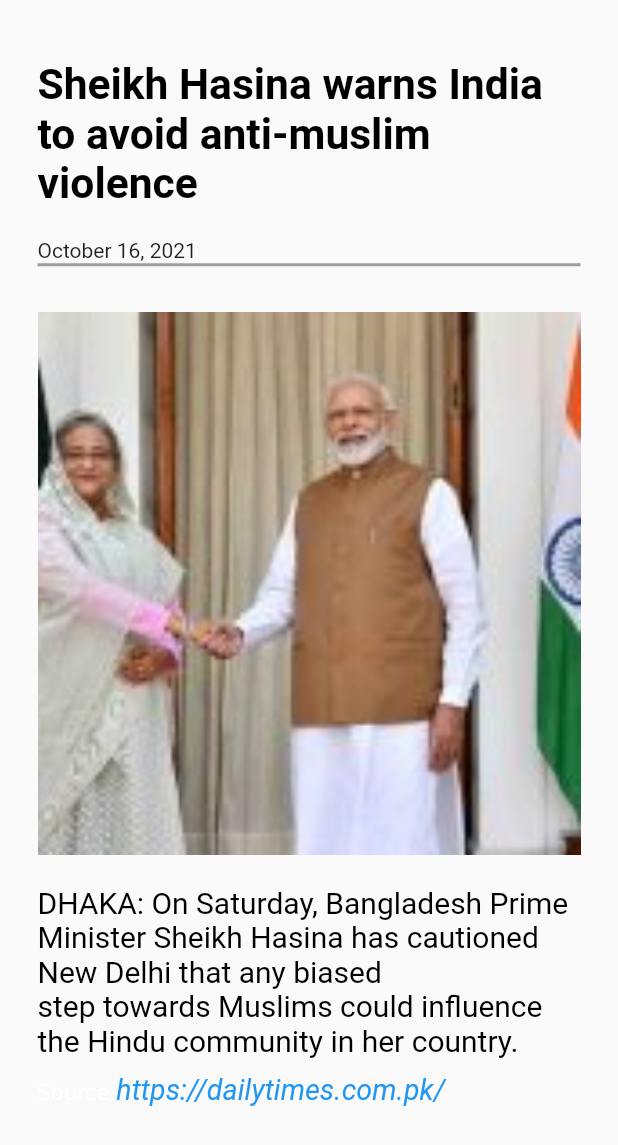
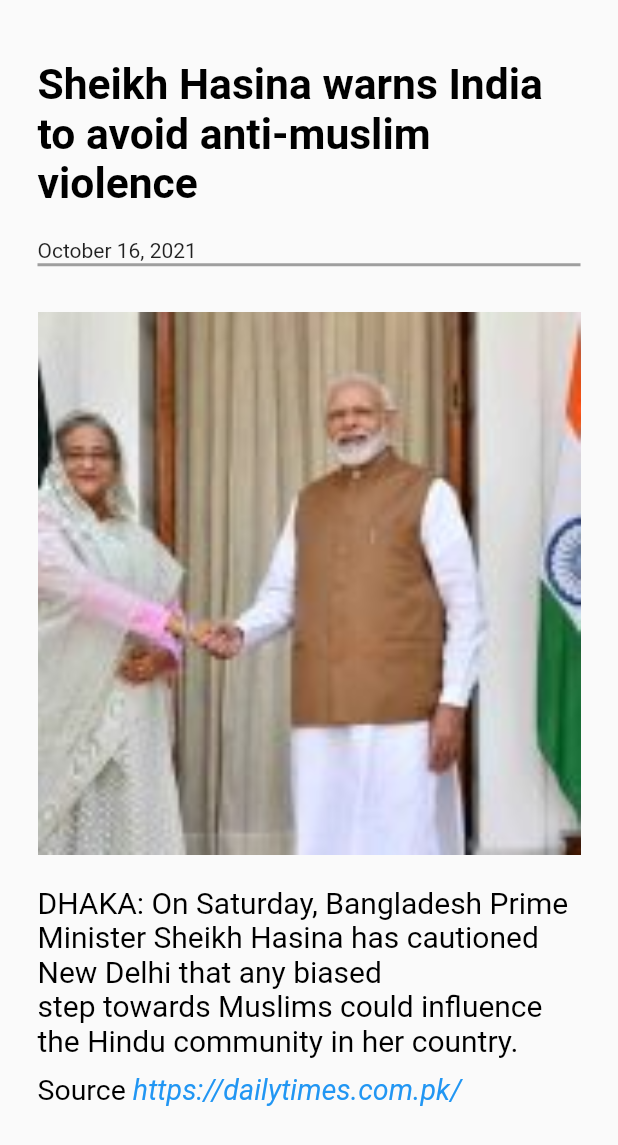
Before and after one commit to AbdulSattarSuleman/Flutter-News-App, a Flutter app: the PostTwo screen opened directly, on a phone screen of 412 x 824 dp. Shown: the top 1145 px of the screen. Run offline on Flutter 3.47's test engine with Material 2 defaults, Android fonts, the phone set to English and light mode, and no system bars; our stand-ins replace carousel_slider.

```diff
--- a/lib/Aritlces_pages/post_two.dart
+++ b/lib/Aritlces_pages/post_two.dart
@@ -62,8 +62,12 @@ class PostTwo extends StatelessWidget {
               onTap: _launchUrl,
               child: RichText(
                   // ignore: prefer_const_literals_to_create_immutables
-                  text: TextSpan(text: 'Source\t',
-                      // style: DefaultTextStyle.of(context).style,
+                  text: TextSpan(
+                      text: 'Source\t',
+                      style: TextStyle(
+                        color: Colors.black,
+                        fontSize: 19,
+                      ),
                       children: <TextSpan>[
                     TextSpan(
                       text: 'https://dailytimes.com.pk/',
```
Also changed, not shown: pubspec.yaml (+8 -0 lines), assets/images/icon.png (added), assets/images/icon.webp (added), pubspec.lock, screebshots/Screenshot_1634409750.png (added), screebshots/Screenshot_1634409760.png (added), screebshots/Screenshot_1634409774.png (added), screebshots/Screenshot_1634409779.png (added), 22 other files.
